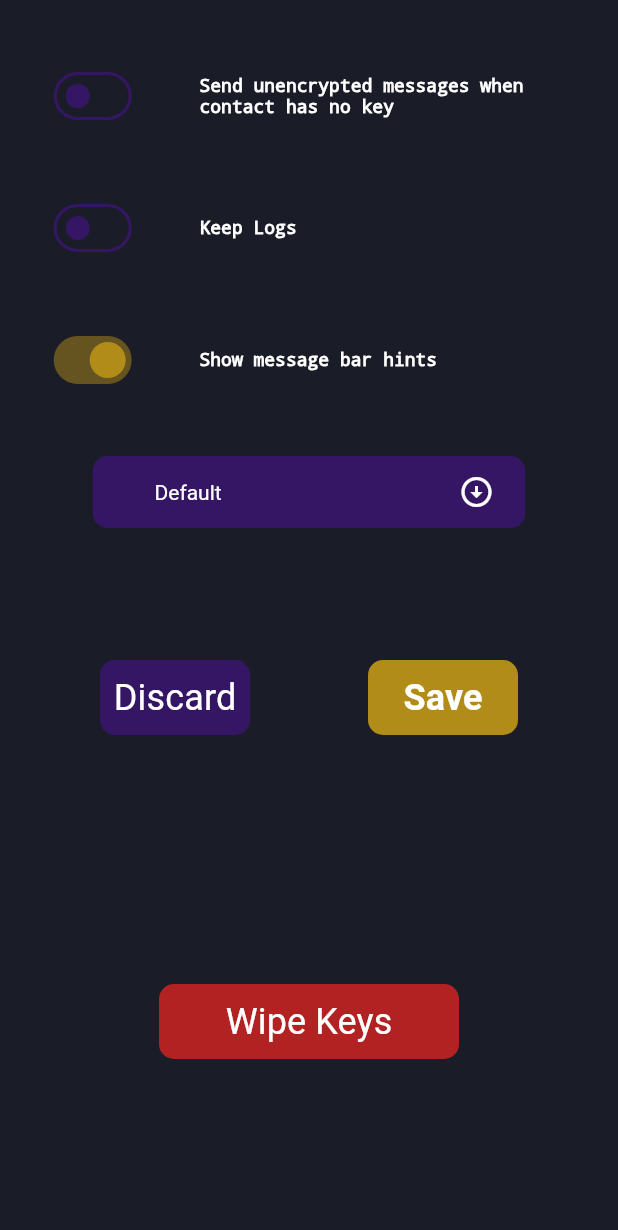
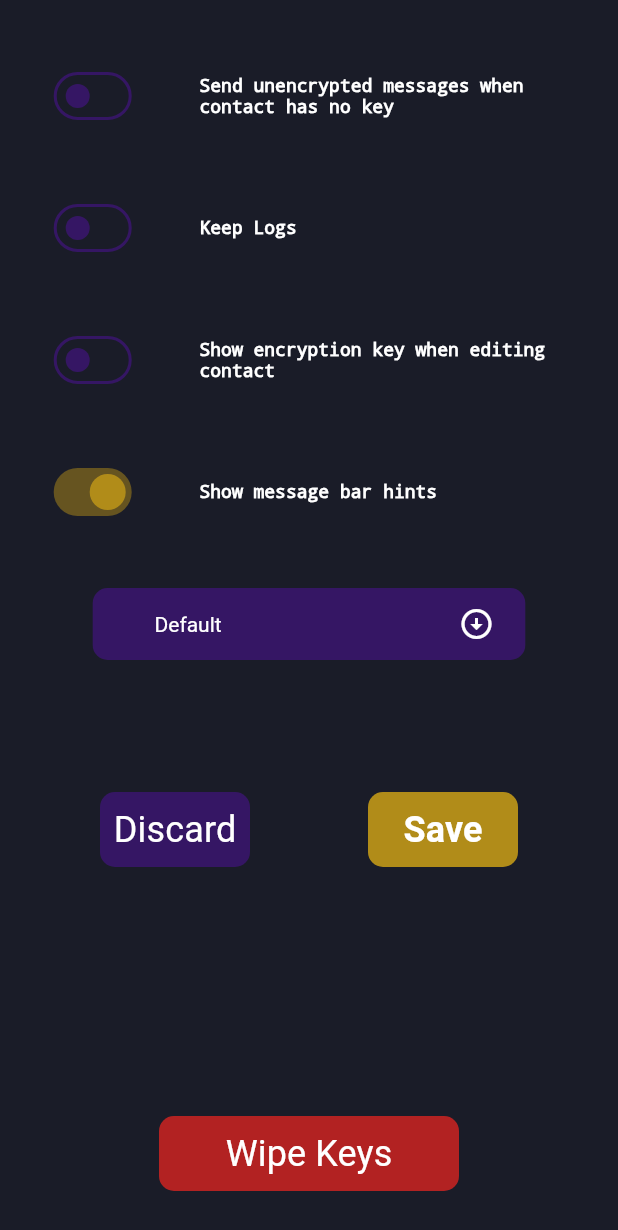
Before and after one commit to DrSolidDevil/Vidar, a Flutter app: the screen it shows after launch, after a tap on the "settings" icon, on a phone screen of 412 x 824 dp. Shown: the top 1230 px of the screen. Run offline on Flutter 3.47's test engine with Material 3 defaults, Android fonts, the phone set to English and light mode, and no system bars; our stand-ins replace device_info_plus, flutter_secure_storage, package_info_plus, permission_handler, shared_preferences; missing offline and left inert: cryptography; statements that could not run were skipped; project files that could hold a hidden picture were left out.

Commit message:
The edit contact page now displays name and phone number, (with option to also display key).

```diff
--- a/lib/pages/edit_contact.dart
+++ b/lib/pages/edit_contact.dart
@@ -24,7 +24,7 @@ class _EditContactPageState extends State<EditContactPage> {
   _EditContactPageState();
   late Contact contact;
   late ContactPageCaller caller;
-  final TextEditingController encryptionKeyController = TextEditingController();
+  late final TextEditingController encryptionKeyController;
 
   String? newName;
   String? newKey;
@@ -35,6 +35,11 @@ class _EditContactPageState extends State<EditContactPage> {
     super.initState();
     contact = widget.contact;
     caller = widget.caller;
+    encryptionKeyController = TextEditingController(
+      text: Settings.showEncryptionKeyInEditContact
+          ? contact.encryptionKey
+          : null,
+    );
   }
 
   @override
@@ -215,6 +220,7 @@ class _EditContactPageState extends State<EditContactPage> {
                     ),
                     padding: const EdgeInsets.only(left: 10),
                     child: TextField(
+                      controller: TextEditingController(text: contact.name),
                       decoration: InputDecoration(
                         hintText: "Name",
                         hintStyle: TextStyle(color: Settings.colorSet.text),
@@ -325,6 +331,9 @@ class _EditContactPageState extends State<EditContactPage> {
                     ),
                     padding: const EdgeInsets.only(left: 10),
                     child: TextField(
+                      controller: TextEditingController(
+                        text: contact.phoneNumber,
+                      ),
                       keyboardType: TextInputType.phone,
                       decoration: InputDecoration(
                         hintText: "Phone Number (international)",
--- a/lib/pages/settings_page.dart
+++ b/lib/pages/settings_page.dart
@@ -21,22 +21,27 @@ class SettingsPage extends StatefulWidget {
 class _SettingsPageState extends State<SettingsPage> {
   _SettingsPageState();
 
-  BooleanSetting allowUnencryptedMessages = BooleanSetting(
+  final BooleanSetting allowUnencryptedMessages = BooleanSetting(
     setting: Settings.allowUnencryptedMessages,
     settingText: "Send unencrypted messages when contact has no key",
   );
 
-  BooleanSetting keepLogs = BooleanSetting(
+  final BooleanSetting keepLogs = BooleanSetting(
     setting: Settings.keepLogs,
     settingText: "Keep Logs",
   );
 
-  BooleanSetting showMessageBarHints = BooleanSetting(
+  final BooleanSetting showEncryptionKeyInEditContact = BooleanSetting(
+    setting: Settings.showEncryptionKeyInEditContact,
+    settingText: "Show encryption key when editing contact",
+  );
+
+  final BooleanSetting showMessageBarHints = BooleanSetting(
     setting: Settings.showMessageBarHints,
     settingText: "Show message bar hints",
   );
 
-  ColorSetSelect colorSetSelect = ColorSetSelect(
+  final ColorSetSelect colorSetSelect = ColorSetSelect(
     selectedSet: Settings.colorSet.name,
   );
 
@@ -48,6 +53,8 @@ class _SettingsPageState extends State<SettingsPage> {
   Future<void> _save() async {
     Settings.allowUnencryptedMessages = allowUnencryptedMessages.setting;
     Settings.keepLogs = keepLogs.setting;
+    Settings.showEncryptionKeyInEditContact =
+        showEncryptionKeyInEditContact.setting;
     if (Settings.keepLogs) {
       final PermissionStatus manageExternalStorageStatus = await Permission
           .manageExternalStorage
@@ -125,6 +132,7 @@ class _SettingsPageState extends State<SettingsPage> {
                 children: <Widget>[
                   allowUnencryptedMessages,
                   keepLogs,
+                  showEncryptionKeyInEditContact,
                   showMessageBarHints,
                   colorSetSelect,
                 ],
--- a/lib/utils/colors.dart
+++ b/lib/utils/colors.dart
@@ -57,7 +57,7 @@ final ColorSet vidarColorSet = ColorSet(
   pWipeKeyButton: const Color.fromARGB(255, 178, 34, 34),
   pFloatingActionButton: const Color.fromARGB(255, 39, 8, 86),
   pMessageBarHintText: const Color.fromARGB(255, 172, 116, 255),
-  pSendButton: const Color.fromARGB(255, 172, 116, 255)
+  pSendButton: const Color.fromARGB(255, 172, 116, 255),
 );
 
 final ColorSet playaColorSet = ColorSet(
--- a/lib/utils/settings.dart
+++ b/lib/utils/settings.dart
@@ -8,15 +8,18 @@ class Settings {
 
   static bool keepLogs = false;
 
-  static ColorSet colorSet = vidarColorSet;
+  static bool showEncryptionKeyInEditContact = false;
 
   static bool showMessageBarHints = true;
+
+  static ColorSet colorSet = vidarColorSet;
 
   /// Get map of the state of all instance variable of Settings.
   Map<String, dynamic> toMap() {
     return <String, dynamic>{
       "allowUnencryptedMessages": allowUnencryptedMessages,
       "keepLogs": keepLogs,
+      "showEncryptionKeyInEditContact": showEncryptionKeyInEditContact,
       "showMessageBarHints": showMessageBarHints,
       "colorSet": colorSet.name,
     };
@@ -26,6 +29,9 @@ class Settings {
   /// If setting is not found then it goes to the default setting
   void fromMap(final Map<String, dynamic> map) {
     keepLogs = map["keepLogs"] as bool? ?? keepLogs;
+    showEncryptionKeyInEditContact =
+        map["showEncryptionKeyInEditContact"] as bool? ??
+        showEncryptionKeyInEditContact;
     showMessageBarHints =
         map["showMessageBarHints"] as bool? ?? showMessageBarHints;
     colorSet = getColorSetFromName(map["colorSet"] as String? ?? "default");
```
